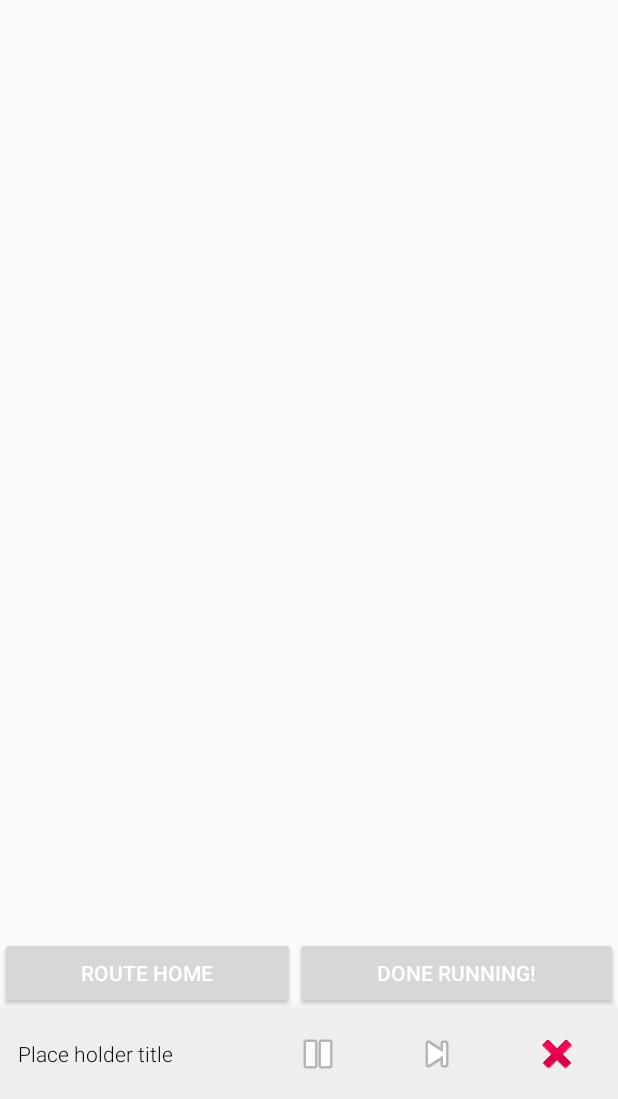
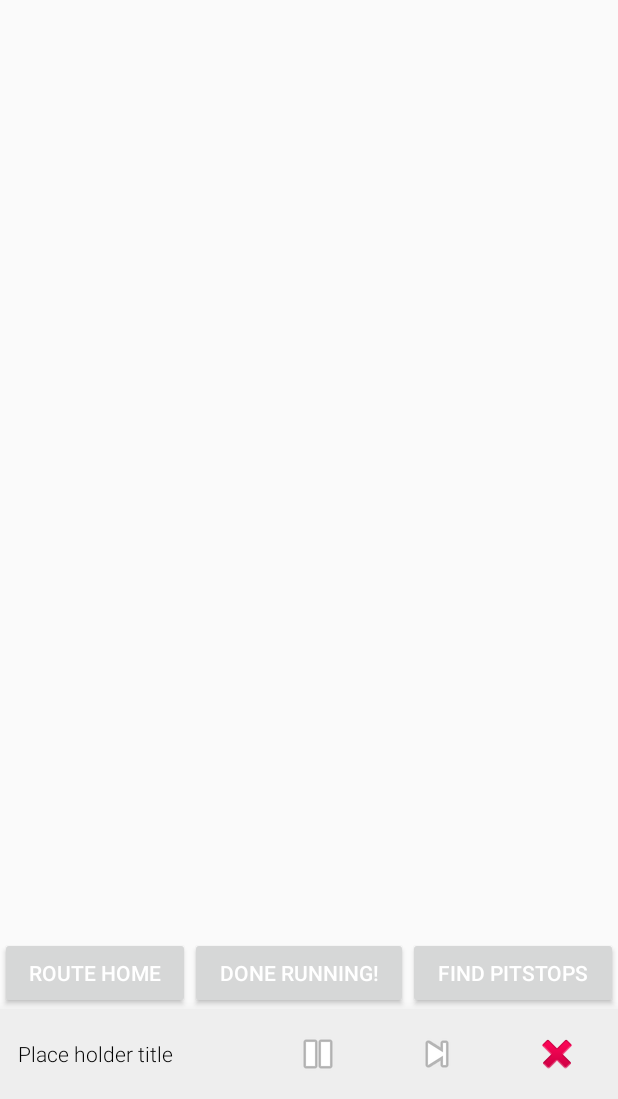
Before and after one commit to phillipchengh/Coach_K, an Android app: the MapsActivity screen opened directly, with no data from a screen before it, on a phone screen of 412 x 824 dp, the part 137-1236 px from its top. Run offline under Robolectric (Android 15) with nearby library versions, the phone set to English and light mode, and no system bars; libraries missing offline, so code that uses them is left out: com.directions.route, org.scribe.builder, org.scribe.model, org.scribe.oauth; 2 statements that could not run were skipped.

Commit message:
Find pitstops button

```diff
--- a/android/app/src/main/java/com/coachksrun/maps/MapsActivity.java
+++ b/android/app/src/main/java/com/coachksrun/maps/MapsActivity.java
@@ -362,4 +362,10 @@ public class MapsActivity extends Activity implements
 
 
     }
+
+    public void getPitstopsClicked(View view)
+    {
+	// TODO: call displaPitstops() after TODO displayPitstops() is done.
+	System.out.println("Search yelp and show markers now!");
+    }
 }
--- a/android/app/src/main/res/layout/activity_maps.xml
+++ b/android/app/src/main/res/layout/activity_maps.xml
@@ -55,6 +55,18 @@
                 android:textColor="#FFF"
 
                 android:onClick="routeFinishedClick" />
+
+            <Button
+                android:id="@+id/show_pitstops"
+                android:layout_width="wrap_content"
+                android:layout_height="wrap_content"
+                android:layout_weight="1"
+                android:text="@string/get_yelp"
+                android:textColor="#FFF"
+
+                android:onClick="getPitstopsClicked" />
+
+
         </LinearLayout>
 
 
--- a/android/app/src/main/res/values/strings.xml
+++ b/android/app/src/main/res/values/strings.xml
@@ -30,6 +30,7 @@
     <string name="tracks8_next">Skip</string>
     <string name="tracks8_stop">Stop</string>
     <string name="tracks8_loading">Hold on...</string>
+    <string name="get_yelp">Find Pitstops</string>
     <string name="route_finished_button">Done running!</string>
     <string name="hello_blank_fragment">Hello blank fragment</string>
     <string name="title_activity_menu">MenuActivity</string>
```
